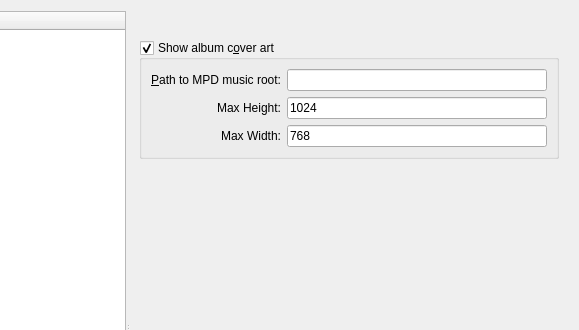
First picture: the form in ui/preferencesdialog.ui, repository Voker57/qmpdclient, before the edit; both pictures show x 360 to 939 and y 0 to 330 of the 939 by 701 pixel window.
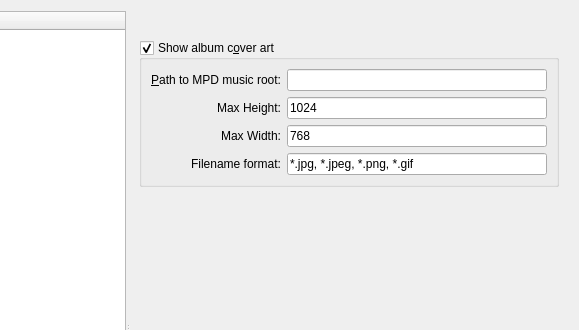
Second picture: the form after the edit. The open tabs and pages were chosen to show the change.

Commit message: Added cover filename format option

What changed in the file:
```diff
--- a/ui/preferencesdialog.ui
+++ b/ui/preferencesdialog.ui
@@ -77,7 +77,7 @@
           </size>
          </property>
          <property name="currentIndex">
-          <number>15</number>
+          <number>8</number>
          </property>
          <widget class="QWidget" name="connectionPage">
           <layout class="QVBoxLayout">
@@ -882,6 +882,16 @@
                 </property>
                </widget>
               </item>
+              <item row="2" column="1">
+               <widget class="QLineEdit" name="coverMaxWidth">
+                <property name="inputMask">
+                 <string/>
+                </property>
+                <property name="text">
+                 <string>768</string>
+                </property>
+               </widget>
+              </item>
               <item row="2" column="0">
                <widget class="QLabel" name="label_13">
                 <property name="text">
@@ -898,13 +908,26 @@
                 </property>
                </widget>
               </item>
-              <item row="2" column="1">
-               <widget class="QLineEdit" name="coverMaxWidth">
+              <item row="3" column="0">
+               <widget class="QLabel" name="label_15">
+                <property name="text">
+                 <string>Filename format:</string>
+                </property>
+                <property name="textFormat">
+                 <enum>Qt::PlainText</enum>
+                </property>
+                <property name="alignment">
+                 <set>Qt::AlignRight|Qt::AlignTrailing|Qt::AlignVCenter</set>
+                </property>
+               </widget>
+              </item>
+              <item row="3" column="1">
+               <widget class="QLineEdit" name="coverFilenameFormat">
                 <property name="inputMask">
-                 <string/>
+                 <string notr="true"/>
                 </property>
                 <property name="text">
-                 <string>768</string>
+                 <string notr="true">*.jpg, *.jpeg, *.png, *.gif</string>
                 </property>
                </widget>
               </item>
```
The commit also changes 4 other files.
